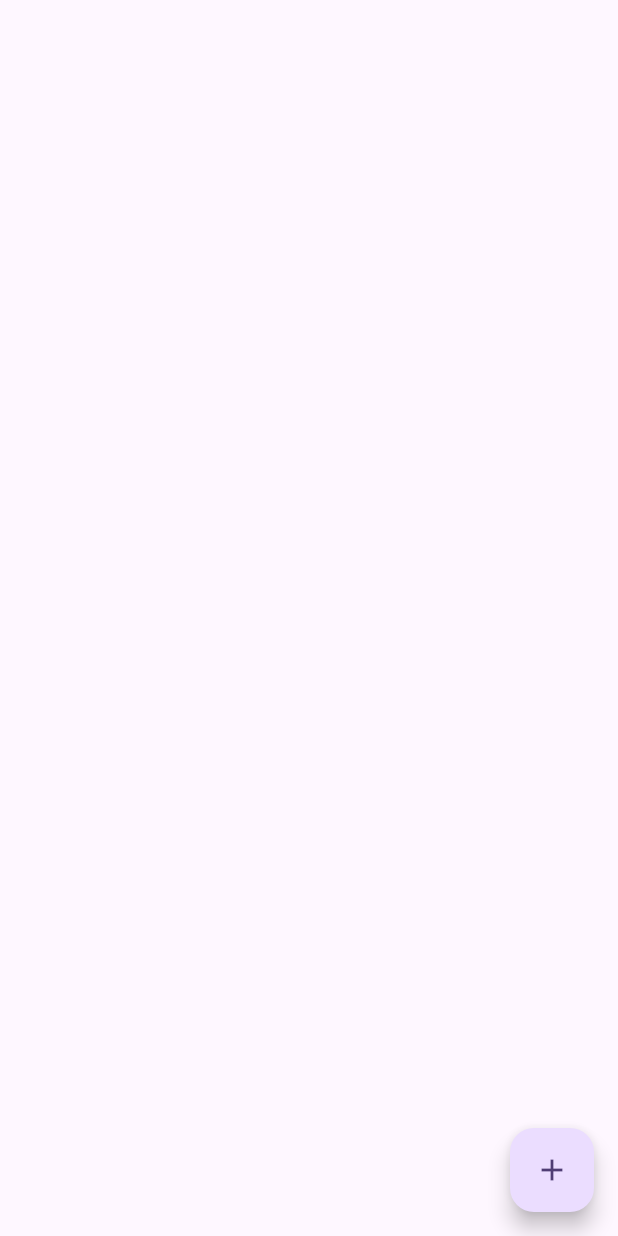
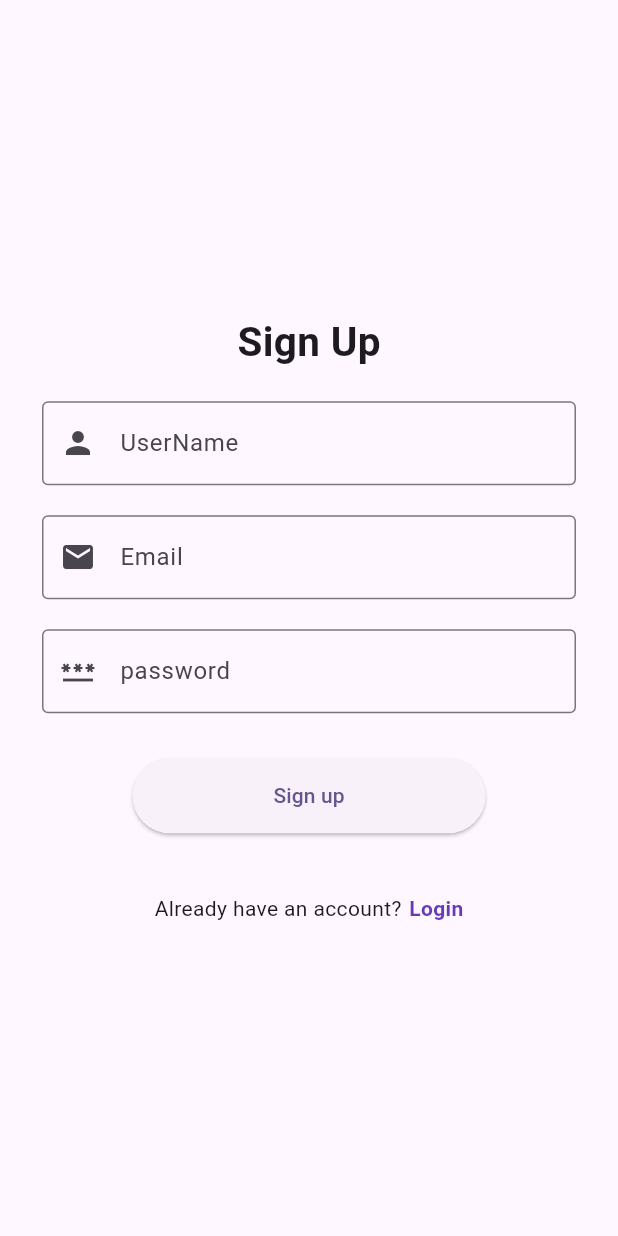
Before and after one commit to AbhijithNellikkat/StudentManagement-firebase, a Flutter app: the screen it shows after launch, on a phone screen of 412 x 824 dp. Run offline on Flutter 3.47's test engine with Material 2 defaults, Android fonts, the phone set to English and light mode, and no system bars; our stand-ins replace cloud_firestore, firebase_auth, firebase_core, firebase_storage, image_picker; accounts and stored records are empty.

Commit message:
signUp and signIn with email&password use to firebase

```diff
--- /dev/null
+++ b/lib/app.dart
@@ -0,0 +1,20 @@
+import 'package:flutter/material.dart';
+
+import 'features/authentication/ui/screens/signup_screen.dart';
+
+class MyApp extends StatelessWidget {
+  const MyApp({super.key});
+
+  @override
+  Widget build(BuildContext context) {
+    return MaterialApp(
+      debugShowCheckedModeBanner: false,
+      title: 'Flutter Demo',
+      theme: ThemeData(
+        colorScheme: ColorScheme.fromSeed(seedColor: Colors.deepPurple),
+        useMaterial3: true,
+      ),
+      home:  SignUpScreen(),
+    );
+  }
+}
--- /dev/null
+++ b/lib/common_widgets/textFormField_widget.dart
@@ -0,0 +1,31 @@
+import 'package:flutter/material.dart';
+
+class TextFormFieldWidget extends StatelessWidget {
+  const TextFormFieldWidget(
+      {super.key,
+      this.controller,
+      this.keyboardType,
+      required this.hintText,
+      required this.prefixIcon,
+      required this.obscureText});
+
+  final TextEditingController? controller;
+  final TextInputType? keyboardType;
+  final String hintText;
+  final bool obscureText;
+  final IconData prefixIcon;
+
+  @override
+  Widget build(BuildContext context) {
+    return TextFormField(
+      controller: controller,
+      obscureText: obscureText,
+      keyboardType: keyboardType,
+      decoration: InputDecoration(
+        border: const OutlineInputBorder(),
+        hintText: hintText,
+        prefixIcon: Icon(prefixIcon),
+      ),
+    );
+  }
+}
--- /dev/null
+++ b/lib/features/authentication/provider/auth_provider.dart
@@ -0,0 +1,47 @@
+import 'dart:developer';
+
+import 'package:firebase_auth/firebase_auth.dart';
+import 'package:flutter/material.dart';
+
+class AuthProvider extends ChangeNotifier {
+  final FirebaseAuth _firebaseAuth = FirebaseAuth.instance;
+
+
+  // ========================================= signUpWithEmailAndPassword =========================================
+
+  Future<User?> signUpWithEmailAndPassword({
+    required String email,
+    required String password,
+  }) async {
+    try {
+      UserCredential userCredential = await _firebaseAuth
+          .createUserWithEmailAndPassword(email: email, password: password);
+
+      notifyListeners(); // Notify listeners on successful sign up
+      return userCredential.user;
+    } catch (e) {
+      log("some error occurred: $e");
+    }
+
+    return null;
+  }
+
+// ========================================= signInWithEmailAndPassword =========================================
+
+  Future<User?> signInWithEmailAndPassword({
+    required String email,
+    required String password,
+  }) async {
+    try {
+      UserCredential userCredential = await _firebaseAuth
+          .signInWithEmailAndPassword(email: email, password: password);
+
+      notifyListeners();  // Notify listeners on successful sign in
+      return userCredential.user;
+    } catch (e) {
+      log("some error occurred: $e");
+    }
+
+    return null;
+  }
+}
--- /dev/null
+++ b/lib/features/authentication/ui/screens/signup_screen.dart
@@ -0,0 +1,122 @@
+// ignore_for_file: use_build_context_synchronously
+
+import 'dart:developer';
+
+import 'package:firebase_auth/firebase_auth.dart';
+import 'package:flutter/material.dart';
+import 'package:provider/provider.dart';
+import 'package:student_management_app_firebase/common_widgets/textFormField_widget.dart';
+import 'package:student_management_app_firebase/features/authentication/ui/screens/login_screen.dart';
+
+import '../../provider/auth_provider.dart';
+
+class SignUpScreen extends StatelessWidget {
+  SignUpScreen({super.key});
+
+  final TextEditingController _usernameController = TextEditingController();
+  final TextEditingController _emailController = TextEditingController();
+  final TextEditingController _passwordController = TextEditingController();
+  @override
+  Widget build(BuildContext context) {
+    final authProvider = Provider.of<AuthProvider>(context, listen: false);
+
+    return SafeArea(
+      child: Scaffold(
+        body: Padding(
+          padding: const EdgeInsets.all(28.0),
+          child: Center(
+            child: SingleChildScrollView(
+              child: Column(
+                mainAxisAlignment: MainAxisAlignment.center,
+                children: [
+                  const Text(
+                    "Sign Up",
+                    style: TextStyle(fontSize: 27, fontWeight: FontWeight.bold),
+                  ),
+                  const SizedBox(height: 20),
+                  TextFormFieldWidget(
+                    controller: _usernameController,
+                    hintText: 'UserName',
+                    obscureText: false,
+                    prefixIcon: Icons.person,
+                  ),
+                  const SizedBox(height: 20),
+                  TextFormFieldWidget(
+                    controller: _emailController,
+                    hintText: 'Email',
+                    obscureText: false,
+                    prefixIcon: Icons.email,
+                  ),
+                  const SizedBox(height: 20),
+                  TextFormFieldWidget(
+                    controller: _passwordController,
+                    hintText: 'password',
+                    obscureText: true,
+                    prefixIcon: Icons.password_outlined,
+                  ),
+                  const SizedBox(height: 30),
+                  ElevatedButton(
+                    onPressed: () {
+                      _signUp(context, authProvider);
+                    },
+                    child: const Padding(
+                      padding:
+                          EdgeInsets.symmetric(horizontal: 70, vertical: 15),
+                      child: Text('Sign up'),
+                    ),
+                  ),
+                  const SizedBox(height: 40),
+                  Row(
+                    mainAxisAlignment: MainAxisAlignment.center,
+                    children: [
+                      const Text("Already have an account?"),
+                      const SizedBox(
+                        width: 5,
+                      ),
+                      GestureDetector(
+                          onTap: () {
+                            Navigator.pushAndRemoveUntil(
+                                context,
+                                MaterialPageRoute(
+                                    builder: (context) => LoginScreen()),
+                                (route) => false);
+                          },
+                          child: const Text(
+                            "Login",
+                            style: TextStyle(
+                                color: Colors.deepPurple,
+                                fontWeight: FontWeight.bold),
+                          ))
+                    ],
+                  )
+                ],
+              ),
+            ),
+          ),
+        ),
+      ),
+    );
+  }
+
+  // ignore: unused_element
+  Future<void> _signUp(BuildContext context, AuthProvider authProvider) async {
+    String email = _emailController.text;
+    String password = _passwordController.text;
+    User? user = await authProvider.signUpWithEmailAndPassword(
+      email: email,
+      password: password,
+    );
+
+    if (user != null) {
+      log("User is successfully created");
+      Navigator.push(
+        context,
+        MaterialPageRoute(
+          builder: (context) => LoginScreen(),
+        ),
+      );
+    } else {
+      log("Some error happened");
+    }
+  }
+}
--- a/lib/main.dart
+++ b/lib/main.dart
@@ -1,28 +1,22 @@
 import 'package:firebase_core/firebase_core.dart';
 import 'package:flutter/material.dart';
-import 'package:student_management_app_firebase/features/home/ui/screens/home_screen.dart';
+import 'package:provider/provider.dart';
+import 'package:student_management_app_firebase/features/authentication/provider/auth_provider.dart';
 import 'package:student_management_app_firebase/firebase_options.dart';
+import 'app.dart';
+
 
 void main() async {
   WidgetsFlutterBinding.ensureInitialized();
 
   await Firebase.initializeApp(options: DefaultFirebaseOptions.currentPlatform);
 
-  runApp(const MyApp());
+  runApp(
+    MultiProvider(
+      providers: [
+        ChangeNotifierProvider(create: (_) => AuthProvider()),
+      ],
+      child: const MyApp(),
+    ),
+  );
 }
-
-class MyApp extends StatelessWidget {
-  const MyApp({super.key});
-
-  @override
-  Widget build(BuildContext context) {
-    return MaterialApp(
-        debugShowCheckedModeBanner: false,
-        title: 'Flutter Demo',
-        theme: ThemeData(
-          colorScheme: ColorScheme.fromSeed(seedColor: Colors.deepPurple),
-          useMaterial3: true,
-        ),
-        home:  HomeScreen());
-  }
-}
--- a/pubspec.yaml
+++ b/pubspec.yaml
@@ -41,6 +41,7 @@ dependencies:
   cloud_firestore: ^4.9.2
   google_sign_in: ^6.1.5
   firebase_auth: ^4.10.0
+  provider: ^6.0.5
 
 dev_dependencies:
   flutter_test:
```
Also changed, not shown: lib/features/authentication/ui/screens/login_screen.dart (added, +108 -0 lines), lib/features/edit_student/ui/screen/edit_student_screen.dart (added, +147 -0 lines), lib/features/home/ui/screens/home_screen.dart (+39 -3 lines), lib/features/student_details/ui/screens/student_details_screen.dart (added, +46 -0 lines), pubspec.lock.
